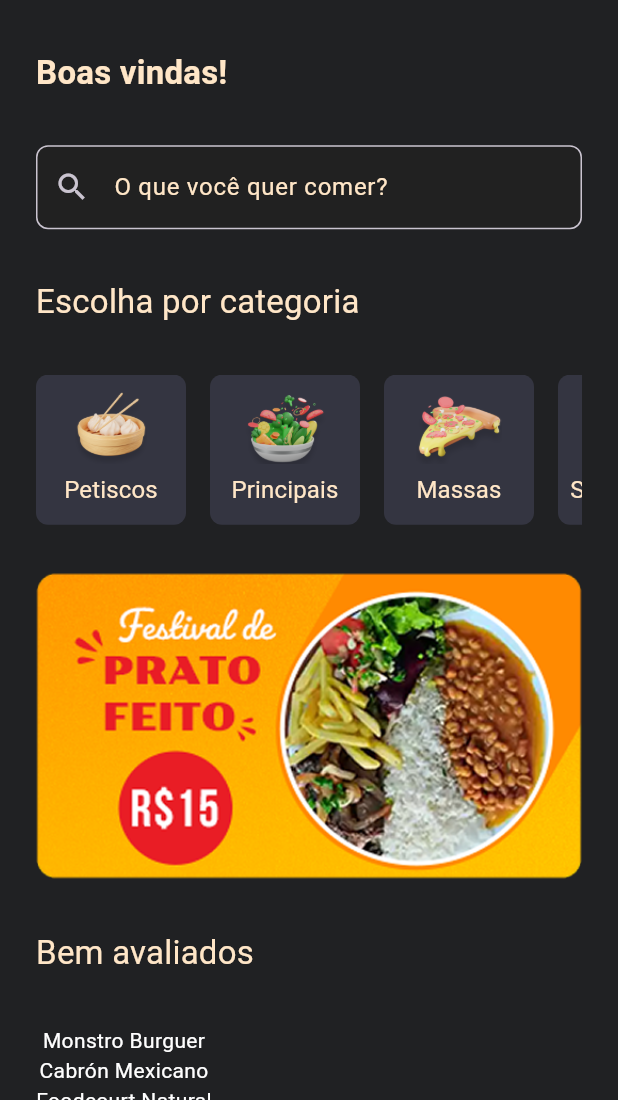
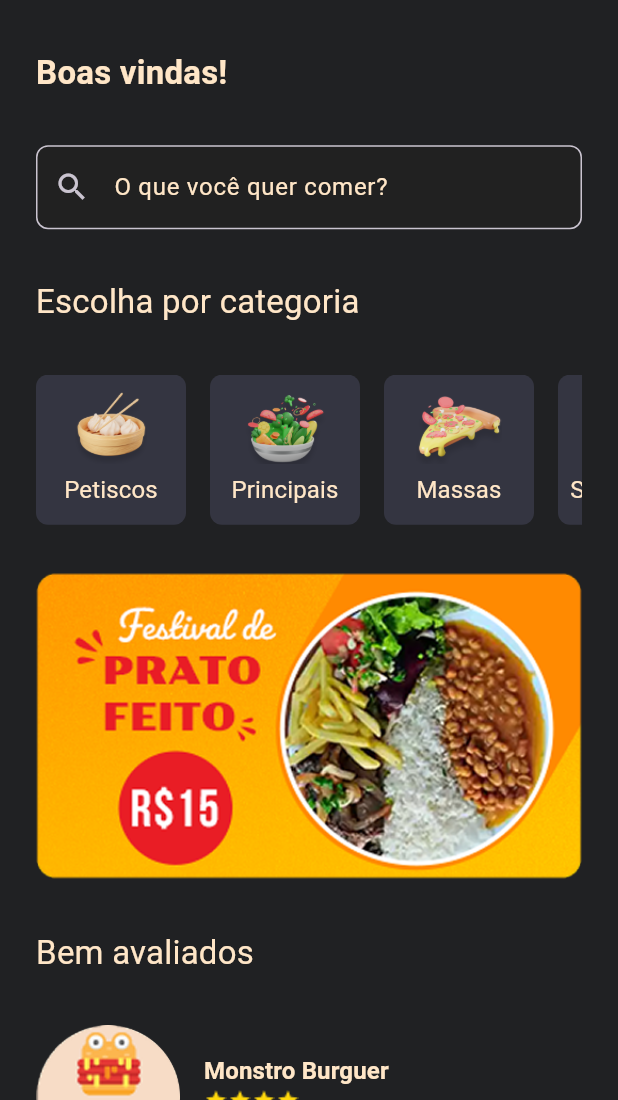
Before and after one commit to ricarthlima/flutter_imersao_techtaste, a Flutter app: the HomeScreen screen opened directly, on a phone screen of 412 x 824 dp, the part 136-1236 px from its top. Run offline on Flutter 3.47's test engine with Material 3 defaults, Android fonts, the phone set to English and light mode, and no system bars.

Commit message:
home: restaurant widget

```diff
--- a/lib/ui/home/home_screen.dart
+++ b/lib/ui/home/home_screen.dart
@@ -76,6 +76,7 @@ class HomeScreen extends StatelessWidget {
                 style: Theme.of(context).textTheme.titleMedium,
               ),
               Column(
+                spacing: 16,
                 children: List.generate(
                   restaurantsData.listRestaurant.length,
                   (index) {
@@ -84,7 +85,8 @@ class HomeScreen extends StatelessWidget {
                     return RestaurantWidget(restaurant: restaurant);
                   },
                 ),
-              )
+              ),
+              SizedBox(height: 64),
             ],
           ),
         ),
--- a/lib/ui/home/widgets/restaurant_widget.dart
+++ b/lib/ui/home/widgets/restaurant_widget.dart
@@ -7,6 +7,39 @@ class RestaurantWidget extends StatelessWidget {
 
   @override
   Widget build(BuildContext context) {
-    return Text(restaurant.name);
+    return Row(
+      spacing: 16,
+      children: [
+        Image.asset(
+          "assets/${restaurant.imagePath}",
+          width: 96,
+        ),
+        Column(
+          mainAxisSize: MainAxisSize.min,
+          mainAxisAlignment: MainAxisAlignment.center,
+          crossAxisAlignment: CrossAxisAlignment.start,
+          children: [
+            Text(
+              restaurant.name,
+              style: Theme.of(context).textTheme.titleSmall!.copyWith(
+                    fontWeight: FontWeight.bold,
+                  ),
+            ),
+            Row(
+              children: List.generate(
+                restaurant.stars.floor(),
+                (index) {
+                  return Image.asset(
+                    "assets/others/star.png",
+                    width: 16,
+                  );
+                },
+              ),
+            ),
+            Text("${restaurant.distance}km"),
+          ],
+        )
+      ],
+    );
   }
 }
--- a/pubspec.yaml
+++ b/pubspec.yaml
@@ -22,4 +22,5 @@ flutter:
     - assets/
     - assets/banners/
     - assets/categories/
+    - assets/restaurants/
     - assets/others/
```
